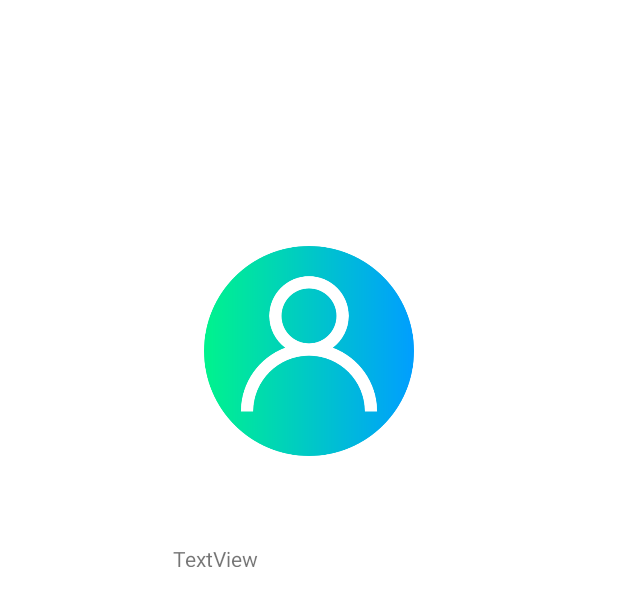
After one commit to YomiYouu/BachiShop2, an Android app: the layout activity_cuenta.xml on its own in the app's theme, with its tools: preview values and no code run, on a phone screen of 412 x 824 dp. The commit adds this screen. Shown: the top 606 px of the screen. Run offline under Robolectric (Android 15) with nearby library versions, the phone set to English and light mode, and no system bars; network calls fail.

Commit message:
añadido cuenta

```diff
--- a/app/src/main/AndroidManifest.xml
+++ b/app/src/main/AndroidManifest.xml
@@ -17,7 +17,9 @@
         android:supportsRtl="true"
         android:theme="@style/Theme.BachiShop2"
         tools:targetApi="31">
-
+        <activity
+            android:name=".Cuenta"
+            android:exported="false" />
         <!--
              TODO: Before you run your application, you need a Google Maps API key.
 
@@ -32,7 +34,6 @@
         <meta-data
             android:name="com.google.android.geo.API_KEY"
             android:value="AIzaSyCmCKHGPO2NIsgJb644SLygCrLAu6iYStg" />
-
 
         <activity
             android:name=".MapsActivity"
--- a/app/src/main/java/com/example/bachishop2/MainActivity.kt
+++ b/app/src/main/java/com/example/bachishop2/MainActivity.kt
@@ -49,6 +49,10 @@ class MainActivity : AppCompatActivity() {
                 startActivity(intent)
 
             }
+            R.id.itemCuenta -> {
+                val intent = Intent(this, Cuenta::class.java)
+                startActivity(intent)
+            }
         }
         return super.onOptionsItemSelected(item)
     }
--- /dev/null
+++ b/app/src/main/res/layout/activity_cuenta.xml
@@ -0,0 +1,29 @@
+<?xml version="1.0" encoding="utf-8"?>
+<androidx.constraintlayout.widget.ConstraintLayout xmlns:android="http://schemas.android.com/apk/res/android"
+    xmlns:app="http://schemas.android.com/apk/res-auto"
+    xmlns:tools="http://schemas.android.com/tools"
+    android:layout_width="match_parent"
+    android:layout_height="match_parent"
+    tools:context=".Cuenta">
+
+    <TextView
+        android:id="@+id/cuentaa"
+        android:layout_width="181dp"
+        android:layout_height="15dp"
+        android:layout_marginBottom="388dp"
+        android:text="TextView"
+        app:layout_constraintBottom_toBottomOf="parent"
+        app:layout_constraintEnd_toEndOf="parent"
+        app:layout_constraintStart_toStartOf="parent"
+        app:layout_constraintTop_toBottomOf="@+id/perfil" />
+
+    <ImageView
+        android:id="@+id/perfil"
+        android:layout_width="237dp"
+        android:layout_height="140dp"
+        android:layout_marginTop="164dp"
+        app:layout_constraintEnd_toEndOf="parent"
+        app:layout_constraintStart_toStartOf="parent"
+        app:layout_constraintTop_toTopOf="parent"
+        tools:src="@drawable/usuario" />
+</androidx.constraintlayout.widget.ConstraintLayout>
--- a/app/src/main/res/menu/herramienta_de_barras.xml
+++ b/app/src/main/res/menu/herramienta_de_barras.xml
@@ -12,4 +12,7 @@
     <item
         android:id="@+id/itemSalir"
         android:title="Salir" />
+    <item
+        android:id="@+id/itemCuenta"
+        android:title="Cuenta" />
 </menu>
```
Also changed, not shown: app/src/main/java/com/example/bachishop2/Cuenta.kt (added, +29 -0 lines), app/src/main/java/com/example/bachishop2/IniciarSesion.kt (+25 -11 lines), app/src/main/res/drawable/usuario.png (added).
